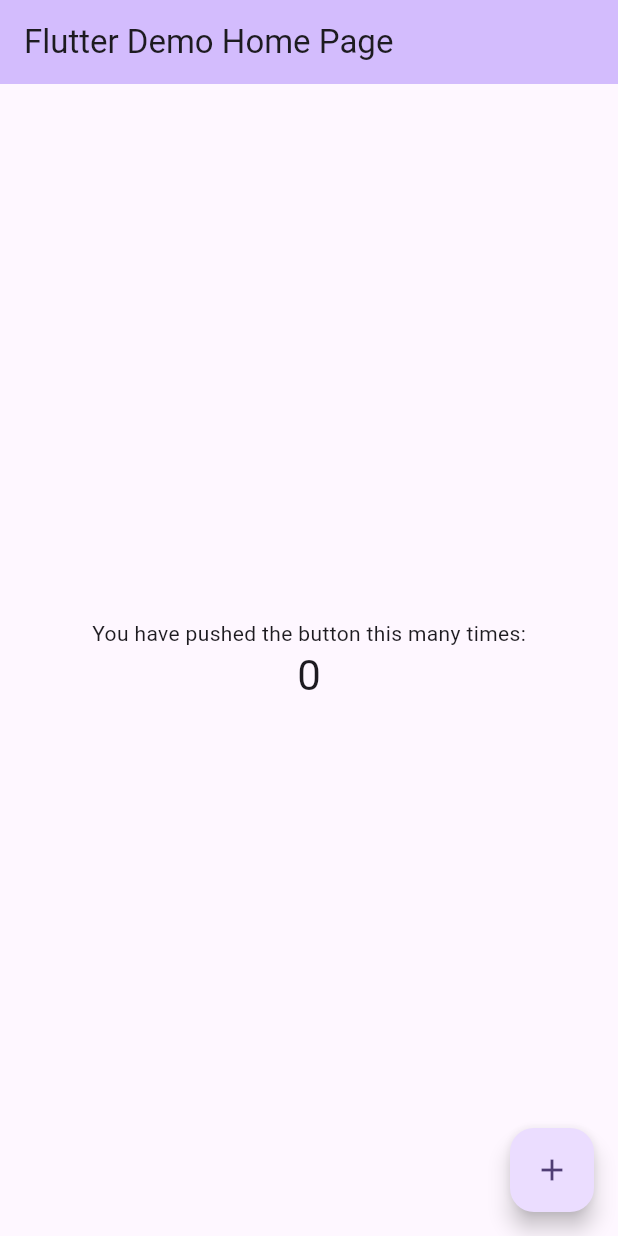
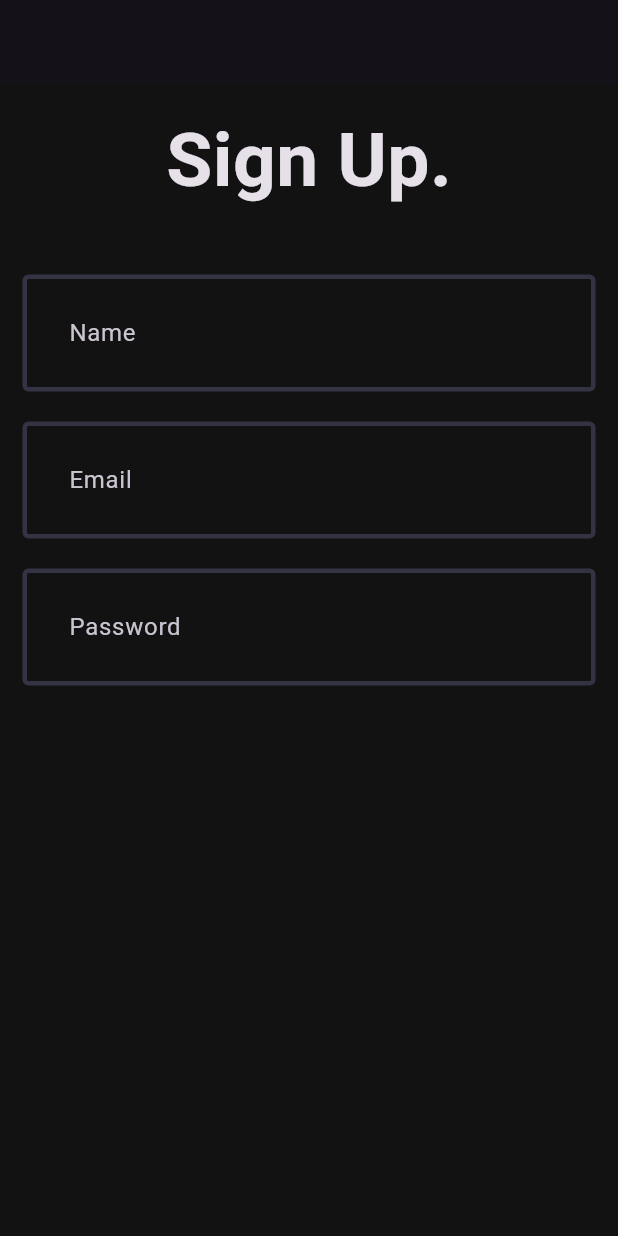
Before and after one commit to AjayLama08/eco_earth, a Flutter app: the screen it shows after launch, on a phone screen of 412 x 824 dp. Run offline on Flutter 3.47's test engine with Material 3 defaults, Android fonts, the phone set to English and light mode, and no system bars.

Commit message:
Working on SignUp Page

```diff
--- /dev/null
+++ b/lib/core/theme/app_pallete.dart
@@ -0,0 +1,20 @@
+import 'package:flutter/material.dart';
+
+class Pallete {
+  static const cardColor = Color.fromRGBO(30, 30, 30, 1);
+  static const greenColor = Colors.green;
+  static const subtitleText = Color(0xffa7a7a7);
+  static const inactiveBottomBarItemColor = Color(0xffababab);
+
+  static const Color backgroundColor = Color.fromRGBO(18, 18, 18, 1);
+  static const Color gradient1 = Color.fromRGBO(187, 63, 221, 1);
+  static const Color gradient2 = Color.fromRGBO(251, 109, 169, 1);
+  static const Color gradient3 = Color.fromRGBO(255, 159, 124, 1);
+  static const Color borderColor = Color.fromRGBO(52, 51, 67, 1);
+  static const Color whiteColor = Colors.white;
+  static const Color greyColor = Colors.grey;
+  static const Color errorColor = Colors.redAccent;
+  static const Color transparentColor = Colors.transparent;
+
+  static const Color inactiveSeekColor = Colors.white38;
+}
--- /dev/null
+++ b/lib/core/theme/theme.dart
@@ -0,0 +1,16 @@
+import 'package:eco_earth/core/theme/app_pallete.dart';
+import 'package:flutter/material.dart';
+
+class AppTheme {
+  static final darkThemeMode = ThemeData.dark().copyWith(
+      scaffoldBackgroundColor: Pallete.backgroundColor,
+      inputDecorationTheme: InputDecorationTheme(
+        contentPadding: const EdgeInsets.all(27),
+        enabledBorder: OutlineInputBorder(
+          borderSide: BorderSide(color: Pallete.borderColor, width: 3),
+        ),
+        focusedBorder: OutlineInputBorder(
+          borderSide: BorderSide(color: Pallete.gradient2, width: 3),
+        ),
+      ));
+}
--- /dev/null
+++ b/lib/features/auth/view/pages/signup_page.dart
@@ -0,0 +1,44 @@
+import 'package:eco_earth/features/auth/view/widgets/custom_field.dart';
+import 'package:flutter/material.dart';
+
+class SignupPage extends StatefulWidget {
+  const SignupPage({super.key});
+
+  @override
+  State<SignupPage> createState() => _SignupPageState();
+}
+
+class _SignupPageState extends State<SignupPage> {
+  @override
+  Widget build(BuildContext context) {
+    return Scaffold(
+      appBar: AppBar(),
+      body: Padding(
+        padding: const EdgeInsets.all(15.0),
+        child: Column(
+          children: [
+            const Text(
+              'Sign Up.',
+              style: TextStyle(
+                fontSize: 50,
+                fontWeight: FontWeight.bold,
+              ),
+            ),
+            const SizedBox(height: 40),
+            CustomField(
+              hintText: 'Name',
+            ),
+            const SizedBox(height: 20),
+            CustomField(
+              hintText: 'Email',
+            ),
+            const SizedBox(height: 20),
+            CustomField(
+              hintText: 'Password',
+            ),
+          ],
+        ),
+      ),
+    );
+  }
+}
--- /dev/null
+++ b/lib/features/auth/view/widgets/custom_field.dart
@@ -0,0 +1,23 @@
+import 'package:flutter/material.dart';
+
+class CustomField extends StatefulWidget {
+  final String hintText;
+  const CustomField({super.key, required this.hintText});
+
+  @override
+  State<CustomField> createState() => _CustomFieldState();
+}
+
+class _CustomFieldState extends State<CustomField> {
+  @override
+  Widget build(BuildContext context) {
+    return TextFormField(
+      decoration: InputDecoration(
+        hintText: widget.hintText,
+        border: OutlineInputBorder(
+          borderRadius: BorderRadius.circular(10),
+        ),
+      ),
+    );
+  }
+}
--- a/lib/main.dart
+++ b/lib/main.dart
@@ -1,3 +1,5 @@
+import 'package:eco_earth/core/theme/theme.dart';
+import 'package:eco_earth/features/auth/view/pages/signup_page.dart';
 import 'package:flutter/material.dart';
 
 void main() {
@@ -7,119 +9,12 @@
 class MyApp extends StatelessWidget {
   const MyApp({super.key});
 
-  // This widget is the root of your application.
   @override
   Widget build(BuildContext context) {
     return MaterialApp(
       title: 'Flutter Demo',
-      theme: ThemeData(
-        // This is the theme of your application.
-        //
-        // TRY THIS: Try running your application with "flutter run". You'll see
-        // the application has a purple toolbar. Then, without quitting the app,
-        // try changing the seedColor in the colorScheme below to Colors.green
-        // and then invoke "hot reload" (save your changes or press the "hot
-        // reload" button in a Flutter-supported IDE, or press "r" if you used
-        // the command line to start the app).
-        //
-        // Notice that the counter didn't reset back to zero; the application
-        // state is not lost during the reload. To reset the state, use hot
-        // restart instead.
-        //
-        // This works for code too, not just values: Most code changes can be
-        // tested with just a hot reload.
-        colorScheme: ColorScheme.fromSeed(seedColor: Colors.deepPurple),
-        useMaterial3: true,
-      ),
-      home: const MyHomePage(title: 'Flutter Demo Home Page'),
+      theme: AppTheme.darkThemeMode,
+      home: const SignupPage(),
     );
   }
 }
-
-class MyHomePage extends StatefulWidget {
-  const MyHomePage({super.key, required this.title});
-
-  // This widget is the home page of your application. It is stateful, meaning
-  // that it has a State object (defined below) that contains fields that affect
-  // how it looks.
-
-  // This class is the configuration for the state. It holds the values (in this
-  // case the title) provided by the parent (in this case the App widget) and
-  // used by the build method of the State. Fields in a Widget subclass are
-  // always marked "final".
-
-  final String title;
-
-  @override
-  State<MyHomePage> createState() => _MyHomePageState();
-}
-
-class _MyHomePageState extends State<MyHomePage> {
-  int _counter = 0;
-
-  void _incrementCounter() {
-    setState(() {
-      // This call to setState tells the Flutter framework that something has
-      // changed in this State, which causes it to rerun the build method below
-      // so that the display can reflect the updated values. If we changed
-      // _counter without calling setState(), then the build method would not be
-      // called again, and so nothing would appear to happen.
-      _counter++;
-    });
-  }
-
-  @override
-  Widget build(BuildContext context) {
-    // This method is rerun every time setState is called, for instance as done
-    // by the _incrementCounter method above.
-    //
-    // The Flutter framework has been optimized to make rerunning build methods
-    // fast, so that you can just rebuild anything that needs updating rather
-    // than having to individually change instances of widgets.
-    return Scaffold(
-      appBar: AppBar(
-        // TRY THIS: Try changing the color here to a specific color (to
-        // Colors.amber, perhaps?) and trigger a hot reload to see the AppBar
-        // change color while the other colors stay the same.
-        backgroundColor: Theme.of(context).colorScheme.inversePrimary,
-        // Here we take the value from the MyHomePage object that was created by
-        // the App.build method, and use it to set our appbar title.
-        title: Text(widget.title),
-      ),
-      body: Center(
-        // Center is a layout widget. It takes a single child and positions it
-        // in the middle of the parent.
-        child: Column(
-          // Column is also a layout widget. It takes a list of children and
-          // arranges them vertically. By default, it sizes itself to fit its
-          // children horizontally, and tries to be as tall as its parent.
-          //
-          // Column has various properties to control how it sizes itself and
-          // how it positions its children. Here we use mainAxisAlignment to
-          // center the children vertically; the main axis here is the vertical
-          // axis because Columns are vertical (the cross axis would be
-          // horizontal).
-          //
-          // TRY THIS: Invoke "debug painting" (choose the "Toggle Debug Paint"
-          // action in the IDE, or press "p" in the console), to see the
-          // wireframe for each widget.
-          mainAxisAlignment: MainAxisAlignment.center,
-          children: <Widget>[
-            const Text(
-              'You have pushed the button this many times:',
-            ),
-            Text(
-              '$_counter',
-              style: Theme.of(context).textTheme.headlineMedium,
-            ),
-          ],
-        ),
-      ),
-      floatingActionButton: FloatingActionButton(
-        onPressed: _incrementCounter,
-        tooltip: 'Increment',
-        child: const Icon(Icons.add),
-      ), // This trailing comma makes auto-formatting nicer for build methods.
-    );
-  }
-}
```
Also changed, not shown: pubspec.yaml (+5 -57 lines), pubspec.lock, 6 other files.
